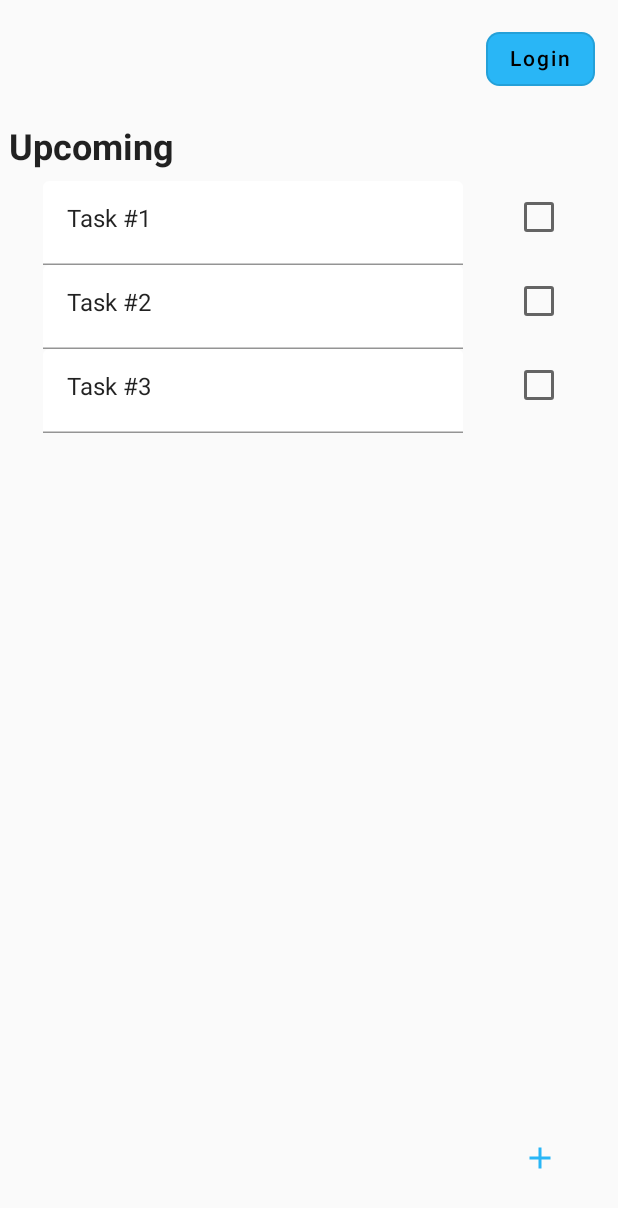
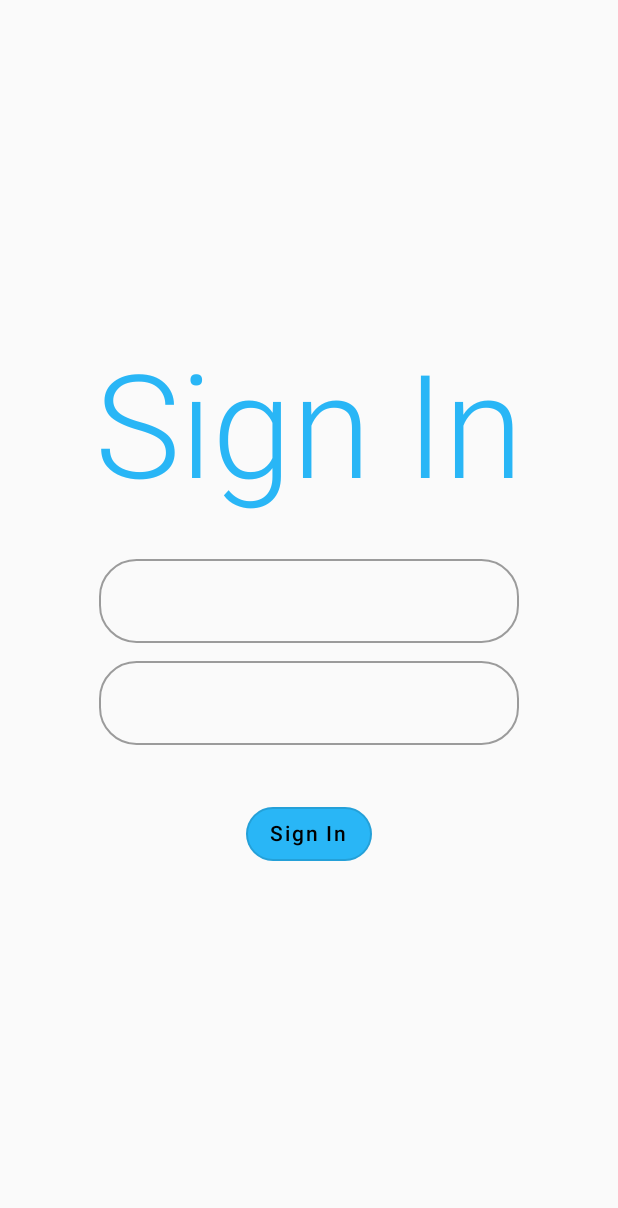
Before and after one commit to rodrigorar/lotic, an Android app built with Jetpack Compose: the screen it shows after launch (MainActivity), after a tap on "Login", on a phone screen of 412 x 824 dp. Shown: the top 1208 px of the screen. Run offline under Robolectric (Android 15) with nearby library versions, the phone set to English and light mode, and no system bars; our stand-ins replace Room's generated code.

Commit message:
Tasks-Android: Implement Login UI Elements

```diff
--- a/tasks-android/app/src/main/java/com/lotic/tasks/TasksApp.kt
+++ b/tasks-android/app/src/main/java/com/lotic/tasks/TasksApp.kt
@@ -10,6 +10,7 @@ import androidx.navigation.compose.NavHost
 import androidx.navigation.compose.composable
 import androidx.navigation.compose.rememberNavController
 import com.lotic.tasks.ui.MainScreen
+import com.lotic.tasks.ui.login.LoginScreen
 
 enum class TasksScreen {
     Main
@@ -25,10 +26,10 @@ fun TasksApp(modifier: Modifier = Modifier, viewModel: TasksViewModel = viewMode
         navController
         , startDestination = TasksScreen.Main.name) {
         composable(route = TasksScreen.Main.name) {
-            MainScreen()
+            MainScreen(loginNavigation = { navController.navigate(TasksScreen.Login.name) })
         }
         composable(route = TasksScreen.Login.name) {
-            // TODO: Call and configure the login screen
+            LoginScreen(signInNavigation = { navController.navigate(TasksScreen.Main.name) })
         }
     }
 }
--- a/tasks-android/app/src/main/java/com/lotic/tasks/domain/http/RetrofitClientProvider.kt
+++ b/tasks-android/app/src/main/java/com/lotic/tasks/domain/http/RetrofitClientProvider.kt
@@ -1,7 +1,6 @@
 package com.lotic.tasks.domain.http
 
 import com.google.gson.GsonBuilder
-import com.google.gson.reflect.TypeToken
 import com.lotic.tasks.domain.http.adapters.ZonedTypeTimeDeserializer
 import com.lotic.tasks.domain.modules.auth.AuthTokenProvider
 import com.lotic.tasks.domain.shared.Provider
--- a/tasks-android/app/src/main/java/com/lotic/tasks/domain/modules/auth/data/DAOAuthToken.kt
+++ b/tasks-android/app/src/main/java/com/lotic/tasks/domain/modules/auth/data/DAOAuthToken.kt
@@ -5,7 +5,6 @@ import androidx.room.Delete
 import androidx.room.Insert
 import androidx.room.OnConflictStrategy
 import androidx.room.Query
-import kotlinx.coroutines.flow.Flow
 import java.util.*
 
 @Dao
@@ -14,12 +13,15 @@ interface DAOAuthToken {
     @Insert(onConflict = OnConflictStrategy.ABORT)
     suspend fun insert(authToken: EntityAuthToken)
 
-    @Query("SELECT * FROM auth_tokens WHERE account_id = :accountId")
+    @Query("SELECT * FROM auth_tokens WHERE account_id = :accountId LIMIT 1")
     suspend fun getByAccountId(accountId: UUID): EntityAuthToken?
 
     @Query("SELECT * FROM auth_tokens WHERE id = :id")
     suspend fun getById(id: Int): EntityAuthToken?
 
+    @Query("DELETE FROM auth_tokens WHERE account_id = :accountId")
+    suspend fun deleteAllForAccount(accountId: UUID)
+
     @Delete
     suspend fun delete(authToken: EntityAuthToken)
 }
--- a/tasks-android/app/src/main/java/com/lotic/tasks/domain/modules/auth/operations/Login.kt
+++ b/tasks-android/app/src/main/java/com/lotic/tasks/domain/modules/auth/operations/Login.kt
@@ -1,25 +1,21 @@
 package com.lotic.tasks.domain.modules.auth.operations
 
-import android.content.Context
-import android.util.Log
 import com.lotic.tasks.domain.http.RetrofitClientProvider
 import com.lotic.tasks.domain.modules.auth.AuthClient
 import com.lotic.tasks.domain.modules.auth.dto.AuthToken
 import com.lotic.tasks.domain.modules.auth.dto.Credentials
 import com.lotic.tasks.domain.shared.Consumer
 import com.lotic.tasks.domain.modules.auth.repositories.RepositoryAuthToken
-import com.lotic.tasks.domain.persistence.TasksDatabase
 
 class Login(private val repositoryAuthToken: RepositoryAuthToken) : Consumer<Credentials> {
 
     override suspend fun execute(input: Credentials) {
         val authClient: AuthClient? = RetrofitClientProvider.execute()?.create(AuthClient::class.java)
-        // TODO: Remove the credentials from here
-        val result: AuthToken? = authClient?.login(Credentials("rodrigo.ra.rosa@gmail.com", "104k3dv-rosa"))
+
+        val result: AuthToken? = authClient?.login(input)
         result?.also {
+            repositoryAuthToken.deleteAllForAccount(result.accountId)
             repositoryAuthToken.insert(result)
         }
-        Log.d("Login", "After calling the auth client operation")
-        Log.d("Login", result?.toString().orEmpty())
     }
 }
--- a/tasks-android/app/src/main/java/com/lotic/tasks/domain/modules/auth/repositories/RepositoryAuthToken.kt
+++ b/tasks-android/app/src/main/java/com/lotic/tasks/domain/modules/auth/repositories/RepositoryAuthToken.kt
@@ -3,9 +3,6 @@ package com.lotic.tasks.domain.modules.auth.repositories
 import com.lotic.tasks.domain.modules.auth.data.DAOAuthToken
 import com.lotic.tasks.domain.modules.auth.dto.AuthToken
 import com.lotic.tasks.domain.persistence.Repository
-import kotlinx.coroutines.flow.Flow
-import kotlinx.coroutines.flow.first
-import kotlinx.coroutines.flow.map
 import java.util.*
 
 class RepositoryAuthToken(private val daoAuthToken: DAOAuthToken) : Repository<Int, AuthToken> {
@@ -28,6 +25,10 @@ class RepositoryAuthToken(private val daoAuthToken: DAOAuthToken) : Repository<I
         }
     }
 
+    suspend fun deleteAllForAccount(accountId: UUID) {
+        daoAuthToken.deleteAllForAccount(accountId)
+    }
+
     override suspend fun delete(id: Int) {
         val result = daoAuthToken.getById(id)
         result?.also {
--- a/tasks-android/app/src/main/java/com/lotic/tasks/ui/MainScreen.kt
+++ b/tasks-android/app/src/main/java/com/lotic/tasks/ui/MainScreen.kt
@@ -17,19 +17,15 @@ import androidx.compose.ui.Modifier
 import androidx.compose.ui.draw.clip
 import androidx.compose.ui.res.stringResource
 import androidx.compose.ui.text.font.FontWeight
-import androidx.compose.ui.tooling.preview.Preview
 import androidx.compose.ui.unit.dp
 import androidx.compose.ui.unit.sp
 import com.lotic.tasks.R
-import com.lotic.tasks.ui.login.LoginViewModel
-import com.lotic.tasks.ui.theme.TasksTheme
 
 @Composable
 fun MainScreen(
-    modifier: Modifier = Modifier
-    , viewModel: TasksViewModel = viewModel()
-    // XXX: This should not live here, it should be used only on the LoginScreen
-    , loginViewModel: LoginViewModel = viewModel()) {
+    loginNavigation: () -> Unit
+    , modifier: Modifier = Modifier
+    , viewModel: TasksViewModel = viewModel()) {
     val uiState by viewModel.uiState.collectAsState()
 
     Column {
@@ -38,10 +34,10 @@ fun MainScreen(
             , horizontalArrangement = Arrangement.End) {
             OutlinedButton(
                 // XXX: This should be called on the login screen
-                onClick = { loginViewModel.login("rodrigo.ra.rosa@gmail.com", "qwerty") }
-                , shape = RoundedCornerShape(25)
+                onClick = { loginNavigation() }
+                , shape = MaterialTheme.shapes.medium
                 , colors = ButtonDefaults.buttonColors(
-                    backgroundColor = MaterialTheme.colors.secondary)
+                    backgroundColor = MaterialTheme.colors.primary)
                 , modifier = modifier.padding(15.dp)
             ) {
                 Text(text = stringResource(R.string.login_btn))
@@ -91,11 +87,3 @@ fun MainScreen(
         }
     }
 }
-
-@Preview
-@Composable
-fun MainScreenPreview() {
-    TasksTheme {
-        MainScreen()
-    }
-}
--- a/tasks-android/app/src/main/java/com/lotic/tasks/ui/login/LoginScreen.kt
+++ b/tasks-android/app/src/main/java/com/lotic/tasks/ui/login/LoginScreen.kt
@@ -1,4 +1,90 @@
 package com.lotic.tasks.ui.login
 
-class LoginScreen {
+import androidx.compose.foundation.layout.Arrangement
+import androidx.compose.foundation.layout.Column
+import androidx.compose.foundation.layout.Spacer
+import androidx.compose.foundation.layout.fillMaxHeight
+import androidx.compose.foundation.layout.fillMaxWidth
+import androidx.compose.foundation.layout.padding
+import androidx.compose.foundation.text.KeyboardActions
+import androidx.compose.foundation.text.KeyboardOptions
+import androidx.compose.material.ButtonDefaults
+import androidx.compose.material.MaterialTheme
+import androidx.compose.material.OutlinedButton
+import androidx.compose.material.OutlinedTextField
+import androidx.compose.material.Text
+import androidx.compose.runtime.Composable
+import androidx.compose.ui.Alignment
+import androidx.compose.ui.Modifier
+import androidx.compose.ui.focus.FocusDirection
+import androidx.compose.ui.platform.LocalFocusManager
+import androidx.compose.ui.res.stringResource
+import androidx.compose.ui.text.input.ImeAction
+import androidx.compose.ui.text.input.KeyboardType
+import androidx.compose.ui.text.input.PasswordVisualTransformation
+import androidx.compose.ui.text.intl.Locale
+import androidx.compose.ui.text.intl.LocaleList
+import androidx.compose.ui.text.toLowerCase
+import androidx.compose.ui.unit.dp
+import androidx.lifecycle.viewmodel.compose.viewModel
+import com.lotic.tasks.R
+
+private fun doLogin(uiState: LoginUIState, signInNavigation: () -> Unit, viewModel: LoginViewModel) {
+    viewModel.login(uiState.subject.toLowerCase(Locale.current), uiState.secret)
+    signInNavigation()
 }
+
+@Composable
+fun LoginScreen(
+    signInNavigation: () -> Unit
+    , modifier: Modifier = Modifier
+    , loginViewModel: LoginViewModel = viewModel()) {
+
+    val uiState = loginViewModel.uiState
+    val focusManager = LocalFocusManager.current
+
+    Column(
+        horizontalAlignment = Alignment.CenterHorizontally
+        , verticalArrangement = Arrangement.Center
+        , modifier = modifier
+            .fillMaxWidth()
+            .fillMaxHeight()
+    ) {
+        Text(
+            text = stringResource(R.string.sign_in_title)
+            , fontSize = MaterialTheme.typography.h1.fontSize
+            , fontWeight = MaterialTheme.typography.h1.fontWeight
+            , color = MaterialTheme.colors.primary)
+        Spacer(modifier = modifier.padding(15.dp))
+        OutlinedTextField(
+            value = uiState.subject
+            , onValueChange = { loginViewModel.updateSubject(it) }
+            , keyboardOptions = KeyboardOptions(keyboardType = KeyboardType.Email, imeAction = ImeAction.Next)
+            , keyboardActions = KeyboardActions(onNext = { focusManager.moveFocus(FocusDirection.Down) })
+            , shape = MaterialTheme.shapes.medium)
+        Spacer(modifier = modifier.padding(6.dp))
+        OutlinedTextField(
+            value = uiState.secret
+            , onValueChange = { loginViewModel.updateSecret(it) }
+            , visualTransformation = PasswordVisualTransformation()
+            , keyboardOptions = KeyboardOptions(keyboardType = KeyboardType.Password, imeAction = ImeAction.Done)
+            , keyboardActions = KeyboardActions(onDone = { doLogin(
+                uiState = uiState
+                , signInNavigation = signInNavigation
+                , viewModel = loginViewModel) })
+            , shape = MaterialTheme.shapes.medium)
+        Spacer(modifier = modifier.padding(10.dp))
+        OutlinedButton(
+            onClick = { doLogin(
+                uiState = uiState
+                , signInNavigation = signInNavigation
+                , viewModel = loginViewModel) }
+            , shape = MaterialTheme.shapes.medium
+            , colors = ButtonDefaults.buttonColors(
+                backgroundColor = MaterialTheme.colors.primary)
+            , modifier = modifier.padding(15.dp)
+        ) {
+            Text(text = stringResource(R.string.sign_in_btn))
+        }
+    }
+}
--- a/tasks-android/app/src/main/java/com/lotic/tasks/ui/login/LoginViewModel.kt
+++ b/tasks-android/app/src/main/java/com/lotic/tasks/ui/login/LoginViewModel.kt
@@ -1,27 +1,31 @@
 package com.lotic.tasks.ui.login
 
-import android.content.Context
-import android.util.Log
-import androidx.compose.ui.platform.LocalContext
+import androidx.compose.runtime.getValue
+import androidx.compose.runtime.mutableStateOf
+import androidx.compose.runtime.setValue
 import androidx.lifecycle.ViewModel
 import androidx.lifecycle.viewModelScope
 import com.lotic.tasks.domain.modules.auth.operations.Login
 import com.lotic.tasks.domain.modules.auth.dto.Credentials
 import com.lotic.tasks.domain.modules.auth.operations.AuthOperationsProvider
-import kotlinx.coroutines.flow.MutableStateFlow
-import kotlinx.coroutines.flow.StateFlow
-import kotlinx.coroutines.flow.asStateFlow
 import kotlinx.coroutines.launch
 
 class LoginViewModel() : ViewModel() {
-    private val _uiState = MutableStateFlow(LoginUIState())
-    val uiState: StateFlow<LoginUIState> = _uiState.asStateFlow()
+    var uiState by mutableStateOf(LoginUIState())
+        private set
 
     private var loginOperation: Login = AuthOperationsProvider.login()
 
+    fun updateSubject(newSubject: String) {
+        this.uiState = this.uiState.copy(subject = newSubject)
+    }
+
+    fun updateSecret(newSecret: String) {
+        this.uiState = this.uiState.copy(secret = newSecret)
+    }
+
     fun login(subject: String, secret: String) {
         viewModelScope.launch {
-            Log.d("LoginViewModel", "Executing a login on the view model")
             loginOperation.execute(Credentials(subject, secret))
         }
     }
--- a/tasks-android/app/src/main/java/com/lotic/tasks/ui/theme/Shape.kt
+++ b/tasks-android/app/src/main/java/com/lotic/tasks/ui/theme/Shape.kt
@@ -6,6 +6,6 @@ import androidx.compose.ui.unit.dp
 
 val Shapes = Shapes(
     small = RoundedCornerShape(4.dp),
-    medium = RoundedCornerShape(4.dp),
+    medium = RoundedCornerShape(25.dp),
     large = RoundedCornerShape(0.dp)
 )
--- a/tasks-android/app/src/main/java/com/lotic/tasks/ui/theme/Theme.kt
+++ b/tasks-android/app/src/main/java/com/lotic/tasks/ui/theme/Theme.kt
@@ -14,11 +14,11 @@ private val DarkColorPalette = darkColors(
 )
 
 private val LightColorPalette = lightColors(
-    primary = White
+    primary = LightBlue400
     , onPrimary = Black
     , primaryVariant = LightBlue50
-    , secondary = LightBlue400
-    , onSecondary = Black
+    , secondary = Color.DarkGray
+    , onSecondary = White
     , background = White
     , surface = White
 )
--- a/tasks-android/app/src/main/res/values/strings.xml
+++ b/tasks-android/app/src/main/res/values/strings.xml
@@ -7,4 +7,6 @@
     <string name="round_up_tip">Round up tip?</string>
     <string name="login_btn">Login</string>
     <string name="upcoming_title">Upcoming</string>
+    <string name="sign_in_btn">Sign In</string>
+    <string name="sign_in_title">Sign In</string>
 </resources>
```
